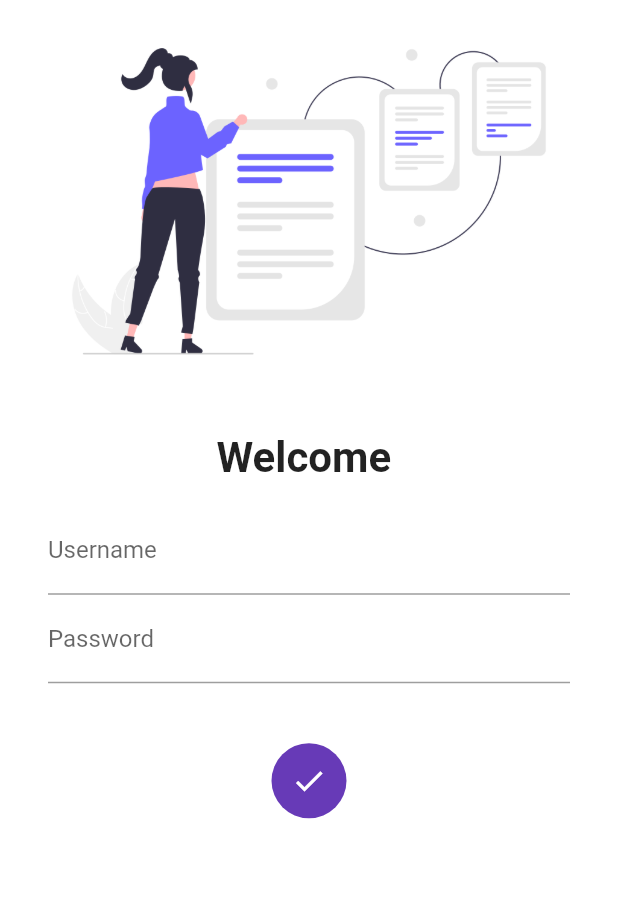
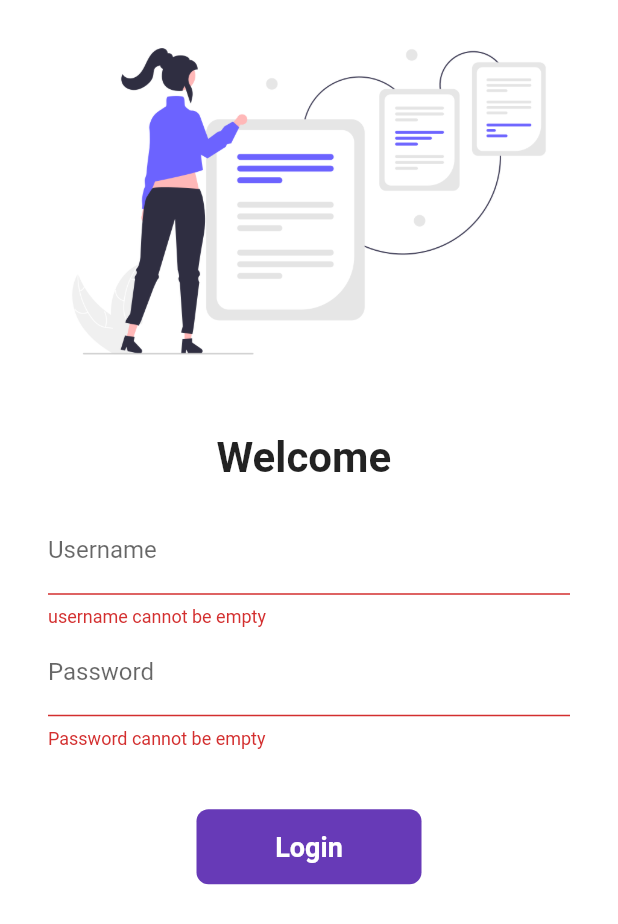
Before and after one commit to Reet0709/flutter, a Flutter app: the screen it shows after launch, after a tap on "Login", on a phone screen of 412 x 824 dp. Shown: the top 924 px of the screen. Run offline on Flutter 3.47's test engine with Material 2 defaults, Android fonts, the phone set to English and light mode, and no system bars.

Commit message:
day-7 completed

```diff
--- a/lib/pages/login_page.dart
+++ b/lib/pages/login_page.dart
@@ -9,10 +9,28 @@ class LoginPage extends StatefulWidget {
 class _LoginPageState extends State<LoginPage> {
   String name = "";
   bool changeButton = false;
+
+  final _formKey = GlobalKey<FormState>();
+
+  moveToHome(BuildContext context) async {
+    if (_formKey.currentState.validate()) {
+      setState(() {
+        changeButton = true;
+      });
+      await Future.delayed(Duration(seconds: 1));
+      await Navigator.pushNamed(context, MyRoutes.homeRoute);
+      setState(() {
+        changeButton = false;
+      });
+    }
+  }
+
   @override
   Widget build(BuildContext context) {
     return Material(
       color: Colors.white,
+      child: Form(
+        key: _formKey,
         child: SingleChildScrollView(
           child: Column(
             children: [
@@ -31,13 +49,19 @@ class _LoginPageState extends State<LoginPage> {
                 ),
               ),
               Padding(
-              padding:
-                  const EdgeInsets.symmetric(vertical: 16.0, horizontal: 32.0),
+                padding: const EdgeInsets.symmetric(
+                    vertical: 16.0, horizontal: 32.0),
                 child: Column(
                   children: [
                     TextFormField(
                       decoration: InputDecoration(
                           hintText: "Enter username", labelText: "Username"),
+                      validator: (value) {
+                        if (value.isEmpty) {
+                          return "username cannot be empty";
+                        }
+                        return null;
+                      },
                       onChanged: (value) {
                         name = value;
                         setState(() {});
@@ -47,18 +71,25 @@ class _LoginPageState extends State<LoginPage> {
                       obscureText: true,
                       decoration: InputDecoration(
                           hintText: "Enter password", labelText: "Password"),
+                      validator: (value) {
+                        if (value.isEmpty) {
+                          return "Password cannot be empty";
+                        } else if (value.length < 6) {
+                          return "Password length should be 6";
+                        }
+
+                        return null;
+                      },
                     ),
                     SizedBox(
                       height: 40.0,
                     ),
-                  InkWell(
-                    onTap: () async {
-                      setState(() {
-                        changeButton = true;
-                      });
-                      await Future.delayed(Duration(seconds: 1));
-                      //   Navigator.pushNamed(context, MyRoutes.homeRoute);
-                    },
+                    Material(
+                      color: Colors.deepPurple,
+                      borderRadius:
+                          BorderRadius.circular(changeButton ? 50 : 8),
+                      child: InkWell(
+                        onTap: () => moveToHome(context),
                         child: AnimatedContainer(
                           duration: Duration(seconds: 1),
                           child: Container(
@@ -75,13 +106,8 @@ class _LoginPageState extends State<LoginPage> {
                                     style: TextStyle(
                                       color: Colors.white,
                                       fontWeight: FontWeight.bold,
+                                      fontSize: 18,
                                     ),
-                              ),
-                        decoration: BoxDecoration(
-                          color: Colors.deepPurple,
-                          shape: changeButton
-                              ? BoxShape.circle
-                              : BoxShape.rectangle,
                                   ),
                           ),
                         ),
@@ -92,6 +118,7 @@ class _LoginPageState extends State<LoginPage> {
                         //     Navigator.pushNamed(context, MyRoutes.homeRoute);
                         //   },
                         // )
+                      ),
                     )
                   ],
                 ),
@@ -99,6 +126,7 @@ class _LoginPageState extends State<LoginPage> {
             ],
           ),
         ),
+      ),
     );
   }
 }
```
Lines whose indentation alone changed are shown as unchanged.
